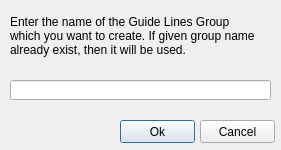
HakanSeven12/FreeCAD-Geomatic-Workbench, file Section/CreateGuideLinesGroup.ui: the form before one commit.
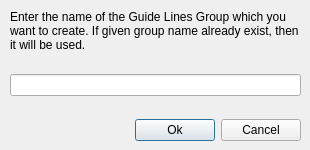
The form after the commit.

Diff of the .ui file:
```diff
--- a/Section/CreateGuideLinesGroup.ui
+++ b/Section/CreateGuideLinesGroup.ui
@@ -6,32 +6,28 @@
    <rect>
     <x>0</x>
     <y>0</y>
-    <width>281</width>
+    <width>310</width>
     <height>150</height>
    </rect>
   </property>
   <property name="windowTitle">
    <string>Guide Lines Group Name</string>
   </property>
-  <widget class="QLineEdit" name="GuideLinesGroupNameLE">
-   <property name="geometry">
-    <rect>
-     <x>10</x>
-     <y>80</y>
-     <width>261</width>
-     <height>20</height>
-    </rect>
-   </property>
-  </widget>
-  <widget class="QLabel" name="DescriptionL">
+  <widget class="QWidget" name="verticalLayoutWidget">
    <property name="geometry">
     <rect>
      <x>10</x>
      <y>10</y>
-     <width>251</width>
-     <height>51</height>
+     <width>291</width>
+     <height>131</height>
     </rect>
    </property>
+   <layout class="QVBoxLayout" name="verticalLayout">
+    <property name="sizeConstraint">
+     <enum>QLayout::SetMinimumSize</enum>
+    </property>
+    <item>
+     <widget class="QLabel" name="DescriptionL">
    <property name="text">
     <string>Enter the name of the Guide Lines Group which you want to create. If given group name already exist, then it will be used.</string>
    </property>
@@ -39,31 +35,83 @@
     <bool>true</bool>
    </property>
   </widget>
+    </item>
+    <item>
+     <spacer name="verticalSpacer_2">
+      <property name="orientation">
+       <enum>Qt::Vertical</enum>
+      </property>
+      <property name="sizeHint" stdset="0">
+       <size>
+        <width>20</width>
+        <height>40</height>
+       </size>
+      </property>
+     </spacer>
+    </item>
+    <item>
+     <widget class="QLineEdit" name="GuideLinesGroupNameLE"/>
+    </item>
+    <item>
+     <spacer name="verticalSpacer">
+      <property name="orientation">
+       <enum>Qt::Vertical</enum>
+      </property>
+      <property name="sizeHint" stdset="0">
+       <size>
+        <width>20</width>
+        <height>40</height>
+       </size>
+      </property>
+     </spacer>
+    </item>
+    <item>
+     <layout class="QHBoxLayout" name="horizontalLayout">
+      <property name="sizeConstraint">
+       <enum>QLayout::SetMinimumSize</enum>
+      </property>
+      <item>
+       <spacer name="horizontalSpacer">
+        <property name="orientation">
+         <enum>Qt::Horizontal</enum>
+        </property>
+        <property name="sizeHint" stdset="0">
+         <size>
+          <width>40</width>
+          <height>20</height>
+         </size>
+        </property>
+       </spacer>
+      </item>
+      <item>
   <widget class="QPushButton" name="OkB">
-   <property name="geometry">
-    <rect>
-     <x>120</x>
-     <y>120</y>
+        <property name="minimumSize">
+         <size>
      <width>75</width>
-     <height>23</height>
-    </rect>
+          <height>0</height>
+         </size>
    </property>
    <property name="text">
     <string>Ok</string>
    </property>
   </widget>
+      </item>
+      <item>
   <widget class="QPushButton" name="CancelB">
-   <property name="geometry">
-    <rect>
-     <x>200</x>
-     <y>120</y>
+        <property name="minimumSize">
+         <size>
      <width>75</width>
-     <height>23</height>
-    </rect>
+          <height>0</height>
+         </size>
    </property>
    <property name="text">
     <string>Cancel</string>
    </property>
+       </widget>
+      </item>
+     </layout>
+    </item>
+   </layout>
   </widget>
  </widget>
  <resources/>
```
Left out of the diff: 2 changed lines with no effect on the pictures. Lines whose indentation alone changed are shown as unchanged.
